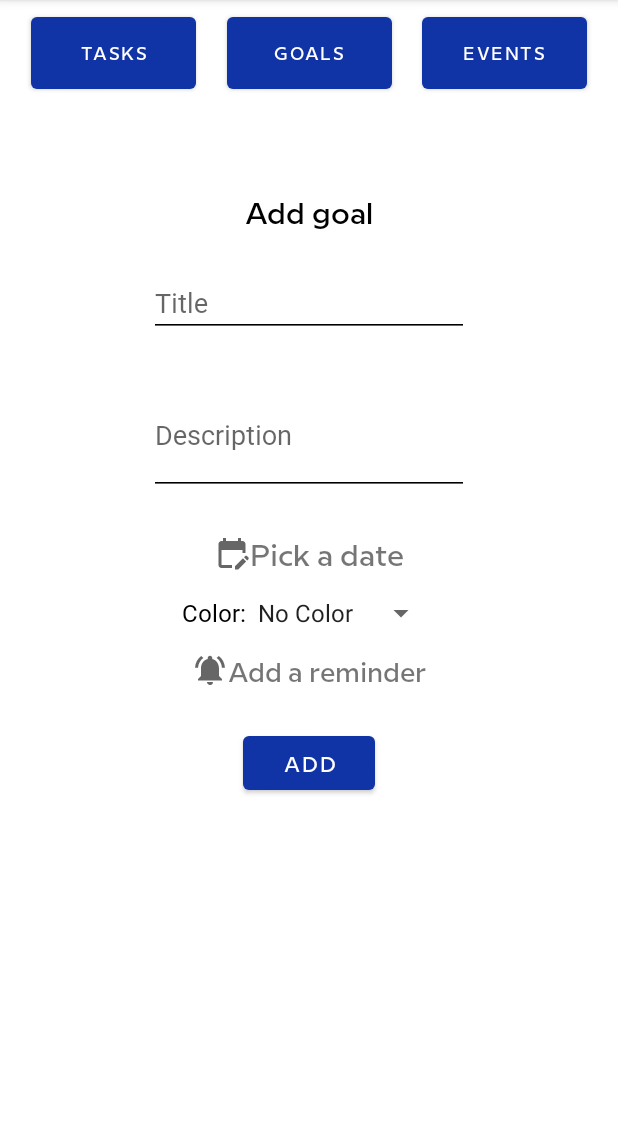
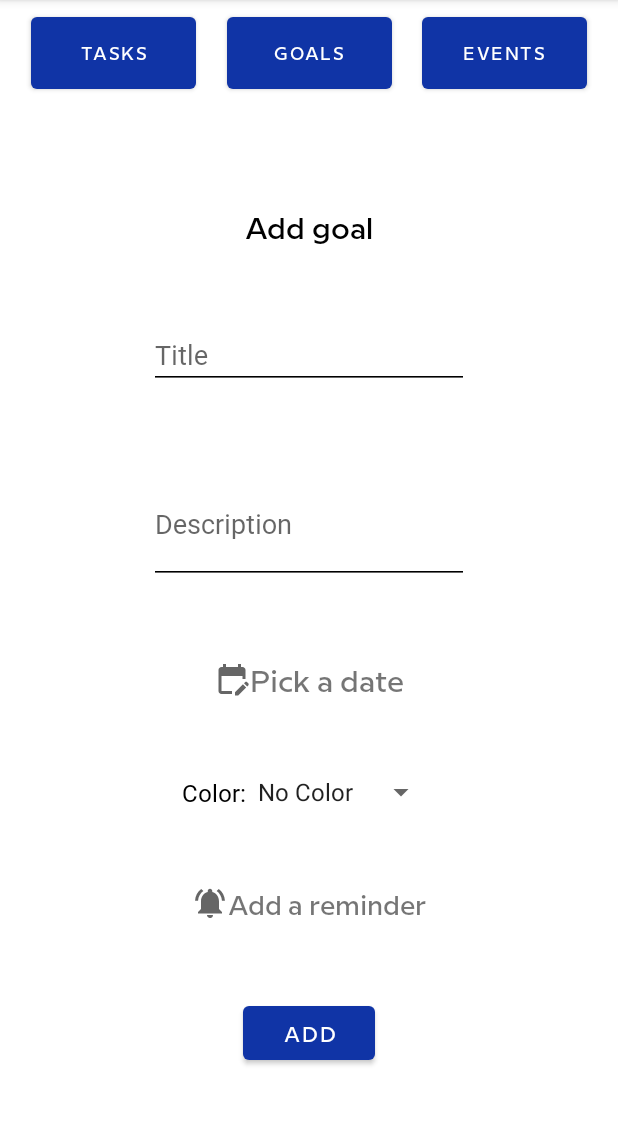
Before and after one commit to MateoLescano/ADHDaily, an Android app: the FragmentAgregarTareaLimite screen opened through its navigation route, on a phone screen of 412 x 824 dp, the part 84-1209 px from its top. Run offline under Robolectric (Android 15) with nearby library versions, the phone set to English and light mode, and no system bars; our stand-ins replace data binding, navigation-ui; 3 statements that could not run were skipped.

Commit message:
commit 19/6

```diff
--- a/app/src/main/res/layout/activity_main.xml
+++ b/app/src/main/res/layout/activity_main.xml
@@ -91,6 +91,7 @@
             android:layout_width="match_parent"
             android:layout_height="0dp"
             app:defaultNavHost="true"
+            tools:layout="@layout/fragment_agregar_tarea_limite"
             app:layout_constraintBottom_toBottomOf="parent"
             app:layout_constraintEnd_toEndOf="parent"
             app:layout_constraintStart_toStartOf="parent"
--- a/app/src/main/res/layout/fragment_agregar_tarea_evento.xml
+++ b/app/src/main/res/layout/fragment_agregar_tarea_evento.xml
@@ -93,7 +93,7 @@
             android:text="@string/colorTV"
             android:textColor="@color/black"
             android:textSize="16sp"
-            app:layout_constraintBottom_toBottomOf="@+id/spinnerColorLimite"
+            app:layout_constraintBottom_toBottomOf="@+id/spinnerColorEvento"
             app:layout_constraintEnd_toStartOf="@+id/spinnerColorEvento"
             app:layout_constraintHorizontal_bias="0.5"
             app:layout_constraintHorizontal_chainStyle="packed"
--- a/app/src/main/res/layout/fragment_agregar_tarea_limite.xml
+++ b/app/src/main/res/layout/fragment_agregar_tarea_limite.xml
@@ -14,13 +14,13 @@
             android:id="@+id/tvTareaLimite"
             android:layout_width="wrap_content"
             android:layout_height="wrap_content"
-            android:layout_marginTop="40dp"
-            android:layout_marginBottom="25dp"
             android:fontFamily="@font/milmedium"
             android:text="@string/agregar_tarea_limite"
             android:textColor="@color/black"
             android:textSize="20sp"
+            app:layout_constraintBottom_toTopOf="@+id/etNombreTareaLimite"
             app:layout_constraintEnd_toEndOf="parent"
+            app:layout_constraintHorizontal_bias="0.5"
             app:layout_constraintStart_toStartOf="parent"
             app:layout_constraintTop_toTopOf="parent" />
 
@@ -28,13 +28,14 @@
             android:id="@+id/etNombreTareaLimite"
             android:layout_width="wrap_content"
             android:layout_height="wrap_content"
-            android:layout_margin="25dp"
             android:backgroundTint="@color/black"
             android:ems="10"
             android:fontFamily="@font/millight"
             android:hint="@string/nombre_tarea"
             android:inputType="text"
+            app:layout_constraintBottom_toTopOf="@+id/etDescripcionTareaLimite"
             app:layout_constraintEnd_toEndOf="parent"
+            app:layout_constraintHorizontal_bias="0.5"
             app:layout_constraintStart_toStartOf="parent"
             app:layout_constraintTop_toBottomOf="@+id/tvTareaLimite" />
 
@@ -42,12 +43,13 @@
             android:id="@+id/etDescripcionTareaLimite"
             android:layout_width="wrap_content"
             android:layout_height="80dp"
-            android:layout_margin="25dp"
             android:backgroundTint="@color/black"
             android:ems="10"
             android:fontFamily="@font/millight"
             android:hint="@string/descripciontarea"
+            app:layout_constraintBottom_toTopOf="@+id/etFechaLimite"
             app:layout_constraintEnd_toEndOf="parent"
+            app:layout_constraintHorizontal_bias="0.5"
             app:layout_constraintStart_toStartOf="parent"
             app:layout_constraintTop_toBottomOf="@+id/etNombreTareaLimite" />
 
@@ -56,13 +58,12 @@
             android:id="@+id/etFechaLimite"
             android:layout_width="wrap_content"
             android:layout_height="wrap_content"
-            android:layout_margin="25dp"
             android:backgroundTint="@color/black"
             android:fontFamily="@font/milmedium"
             android:text="@string/elegir_la_fecha"
             android:textSize="20sp"
             app:drawableLeftCompat="@drawable/ic_baseline_edit_calendar_24"
-            app:layout_constraintBottom_toTopOf="@+id/spinnerColorLibre"
+            app:layout_constraintBottom_toTopOf="@+id/spinnerColorLimite"
             app:layout_constraintEnd_toEndOf="parent"
             app:layout_constraintHorizontal_bias="0.5"
             app:layout_constraintStart_toStartOf="parent"
@@ -77,12 +78,12 @@
             android:text="@string/colorTV"
             android:textColor="@color/black"
             android:textSize="16sp"
-            app:layout_constraintBottom_toTopOf="@+id/tvAgregarAlarmaLimite"
+            app:layout_constraintBottom_toBottomOf="@+id/spinnerColorLimite"
             app:layout_constraintEnd_toStartOf="@+id/spinnerColorLimite"
             app:layout_constraintHorizontal_bias="0.5"
             app:layout_constraintHorizontal_chainStyle="packed"
             app:layout_constraintStart_toStartOf="parent"
-            app:layout_constraintTop_toBottomOf="@+id/etFechaLimite" />
+            app:layout_constraintTop_toTopOf="@+id/spinnerColorLimite" />
 
 
         <Spinner
@@ -99,7 +100,6 @@
             android:id="@+id/tvAgregarAlarmaLimite"
             android:layout_width="wrap_content"
             android:layout_height="wrap_content"
-            android:layout_margin="25dp"
             android:backgroundTint="@color/black"
             android:drawableLeft="@drawable/ic_baseline_add_alarm_24"
             android:fontFamily="@font/milmedium"
@@ -109,7 +109,7 @@
             app:layout_constraintEnd_toEndOf="parent"
             app:layout_constraintHorizontal_bias="0.5"
             app:layout_constraintStart_toStartOf="parent"
-            app:layout_constraintTop_toBottomOf="@+id/spinnerColorLibre" />
+            app:layout_constraintTop_toBottomOf="@+id/spinnerColorLimite" />
 
         <Button
             android:id="@+id/btnTareaLimite"
@@ -117,18 +117,10 @@
             android:layout_height="wrap_content"
             android:fontFamily="@font/milmedium"
             android:text="@string/botonCompletarAgregarTarea"
-            app:layout_constraintBottom_toTopOf="@+id/guideline2"
+            app:layout_constraintBottom_toBottomOf="parent"
             app:layout_constraintEnd_toEndOf="parent"
             app:layout_constraintStart_toStartOf="parent"
-            app:layout_constraintTop_toBottomOf="@+id/etDescripcionTareaLimite"
-            app:layout_constraintVertical_bias="0.5" />
-
-        <androidx.constraintlayout.widget.Guideline
-            android:id="@+id/guideline2"
-            android:layout_width="wrap_content"
-            android:layout_height="wrap_content"
-            android:orientation="horizontal"
-            app:layout_constraintGuide_begin="600dp" />
+            app:layout_constraintTop_toBottomOf="@+id/tvAgregarAlarmaLimite" />
 
 
     </androidx.constraintlayout.widget.ConstraintLayout>
```
Also changed, not shown: app/src/main/res/layout/fragment_actualizar_tarea_limite.xml (+13 -16 lines).
